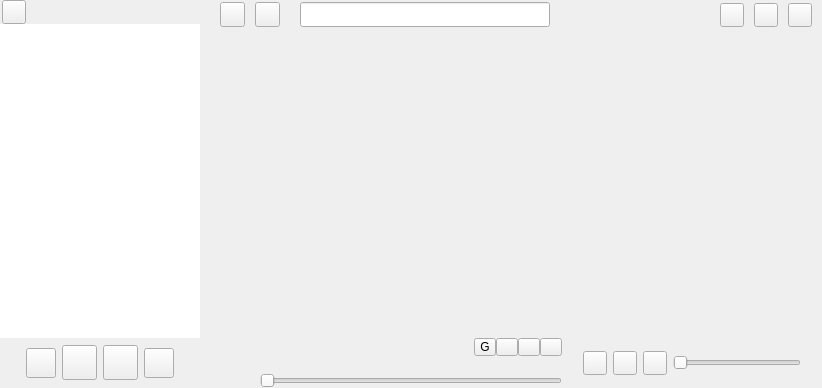
First picture: the form in src/xamp/xamp.ui, repository billlin0904/xamp2, before the edit.
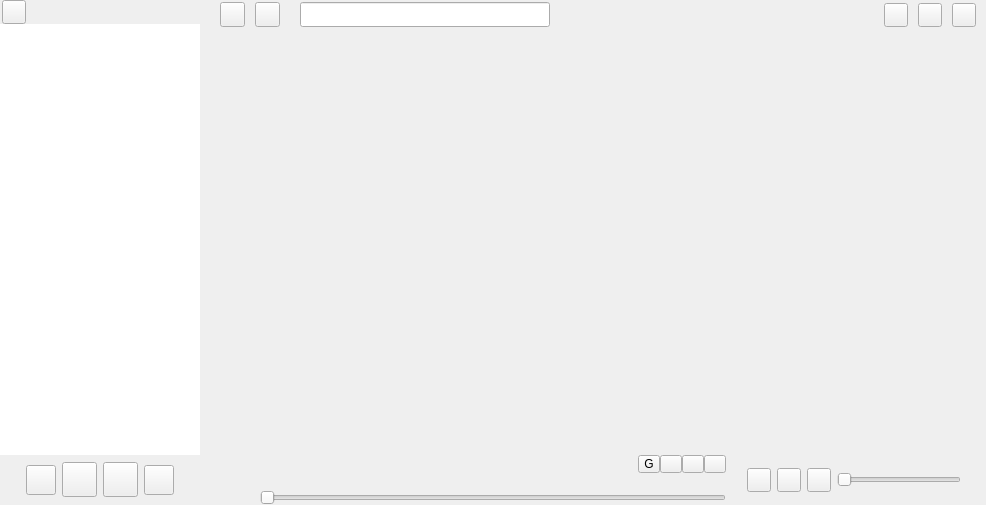
Second picture: the form after the edit. Custom widgets are drawn as their Qt base class.

The edit to the form file:
```diff
--- a/src/xamp/xamp.ui
+++ b/src/xamp/xamp.ui
@@ -6,13 +6,16 @@
    <rect>
     <x>0</x>
     <y>0</y>
-    <width>822</width>
-    <height>388</height>
+    <width>986</width>
+    <height>505</height>
    </rect>
   </property>
   <property name="windowTitle">
    <string>xamp</string>
   </property>
+  <property name="styleSheet">
+   <string notr="true"/>
+  </property>
   <layout class="QGridLayout" name="gridLayout_2">
    <property name="leftMargin">
     <number>0</number>
@@ -31,6 +34,9 @@
    </property>
    <item row="0" column="0">
     <widget class="QWidget" name="centralWidget" native="true">
+     <property name="styleSheet">
+      <string notr="true"/>
+     </property>
      <layout class="QGridLayout" name="gridLayout">
       <property name="leftMargin">
        <number>0</number>
@@ -353,6 +359,9 @@
          <enum>QFrame::Raised</enum>
         </property>
         <layout class="QHBoxLayout" name="horizontalLayout_3">
+         <property name="rightMargin">
+          <number>15</number>
+         </property>
          <item>
           <widget class="QToolButton" name="selectDeviceButton">
            <property name="minimumSize">
```
